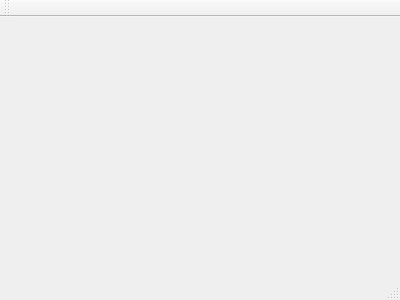
This is src/mainwindow.ui in divtec-cejef/2020-JCO-Tetris as Qt 5 draws it before an edit. The edited form follows.
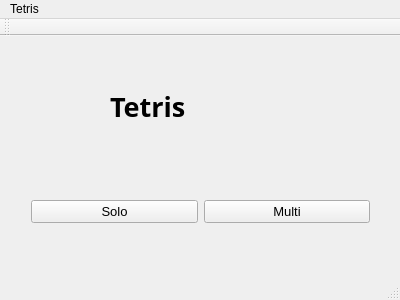
This is the edited form.

Commit message:
Page d'accueil
Mise à jour du design de la page d'accueil

```diff
--- a/src/mainwindow.ui
+++ b/src/mainwindow.ui
@@ -17,13 +17,68 @@
    <widget class="QWidget" name="horizontalLayoutWidget">
     <property name="geometry">
      <rect>
-      <x>0</x>
+      <x>20</x>
+      <y>120</y>
+      <width>361</width>
+      <height>111</height>
+     </rect>
+    </property>
+    <layout class="QHBoxLayout" name="horizontalLayout">
+     <item>
+      <widget class="QPushButton" name="BT_Solo">
+       <property name="font">
+        <font>
+         <pointsize>10</pointsize>
+        </font>
+       </property>
+       <property name="cursor">
+        <cursorShape>PointingHandCursor</cursorShape>
+       </property>
+       <property name="text">
+        <string>Solo</string>
+       </property>
+      </widget>
+     </item>
+     <item>
+      <widget class="QPushButton" name="BT_Multi">
+       <property name="font">
+        <font>
+         <pointsize>10</pointsize>
+        </font>
+       </property>
+       <property name="cursor">
+        <cursorShape>PointingHandCursor</cursorShape>
+       </property>
+       <property name="text">
+        <string>Multi</string>
+       </property>
+      </widget>
+     </item>
+    </layout>
+   </widget>
+   <widget class="QLabel" name="Titre">
+    <property name="geometry">
+     <rect>
+      <x>110</x>
       <y>50</y>
-      <width>401</width>
-      <height>181</height>
+      <width>181</width>
+      <height>41</height>
      </rect>
     </property>
-    <layout class="QHBoxLayout" name="horizontalLayout"/>
+    <property name="font">
+     <font>
+      <family>Tetris Blocks</family>
+      <pointsize>20</pointsize>
+      <weight>75</weight>
+      <italic>false</italic>
+      <bold>true</bold>
+      <underline>false</underline>
+      <strikeout>false</strikeout>
+     </font>
+    </property>
+    <property name="text">
+     <string>Tetris</string>
+    </property>
    </widget>
   </widget>
   <widget class="QMenuBar" name="menuBar">
@@ -35,6 +90,13 @@
      <height>20</height>
     </rect>
    </property>
+   <widget class="QMenu" name="menuTetris">
+    <property name="title">
+     <string>Tetris</string>
+    </property>
+    <addaction name="actionQuitter"/>
+   </widget>
+   <addaction name="menuTetris"/>
   </widget>
   <widget class="QToolBar" name="mainToolBar">
    <attribute name="toolBarArea">
```
Left out of the diff: 5 changed lines with no effect on the pictures. The commit also changes 1 other file.
